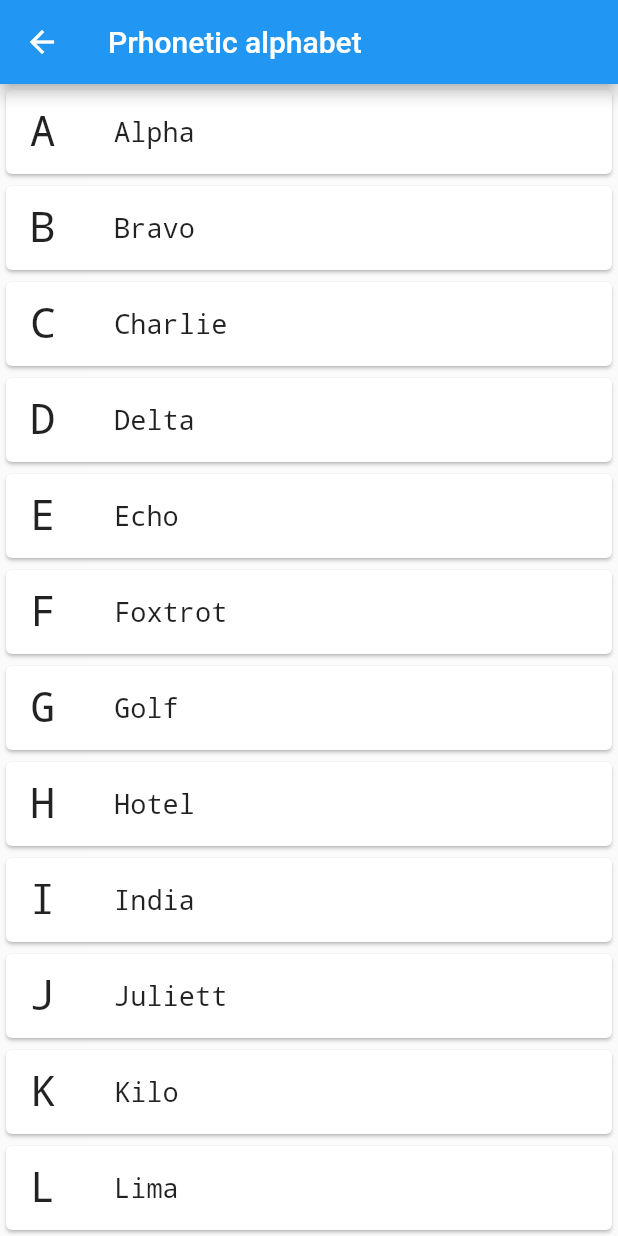
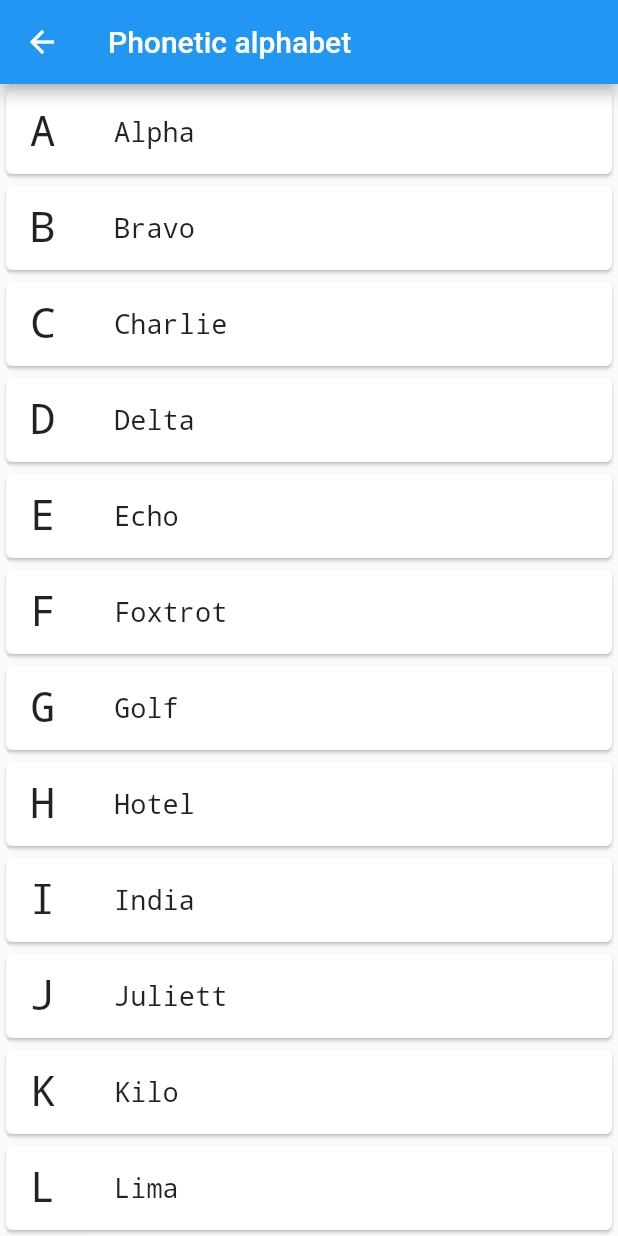
Before and after one commit to sashko/speak_nato, a Flutter app: the AlphabetScreen screen opened by its route, on a phone screen of 412 x 824 dp. Run offline on Flutter 3.47's test engine with Material 2 defaults, Android fonts, the phone set to English and light mode, and no system bars.

Commit message:
AlphabetScreen: fix Phonetic spelling
Signed-off-by: Oleksandr Kravchuk <open.source@oleksandr-kravchuk.com>

```diff
--- a/lib/screens/alphabet_screen.dart
+++ b/lib/screens/alphabet_screen.dart
@@ -2,7 +2,7 @@ import 'package:flutter/material.dart';
 
 
 class AlphabetScreen extends StatelessWidget {
-  final String _title = "Prhonetic alphabet";
+  final String _title = "Phonetic alphabet";
 
   final double _fontSize = 18.0;
   final String _fontFamily = 'Monospace';
```
